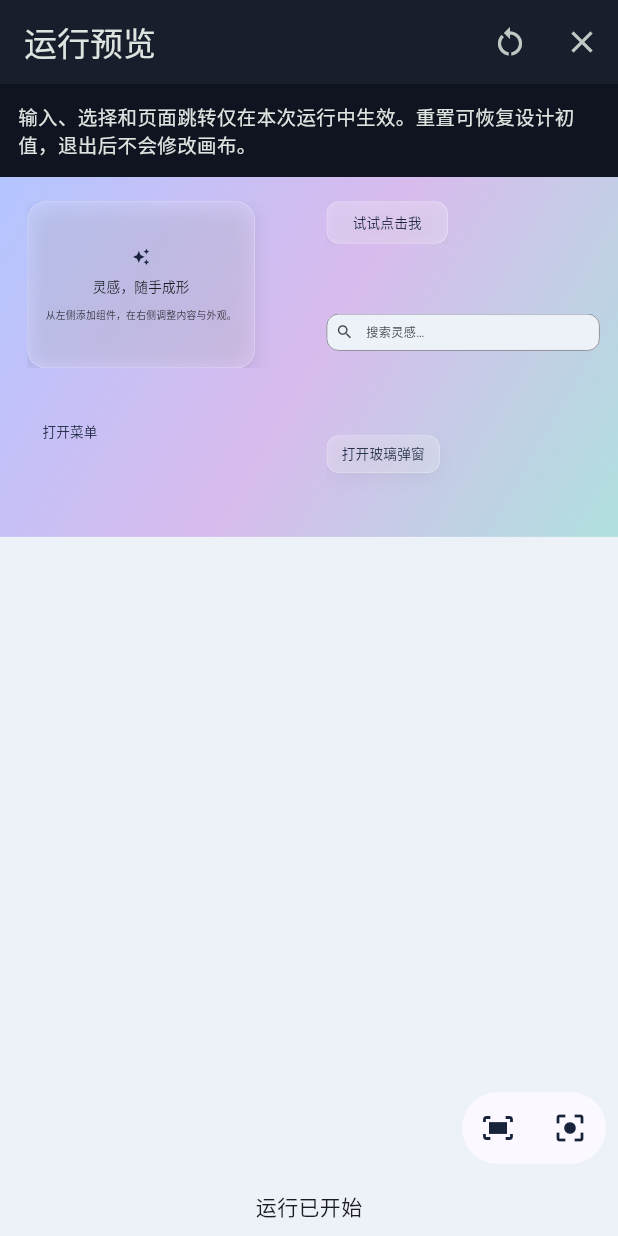
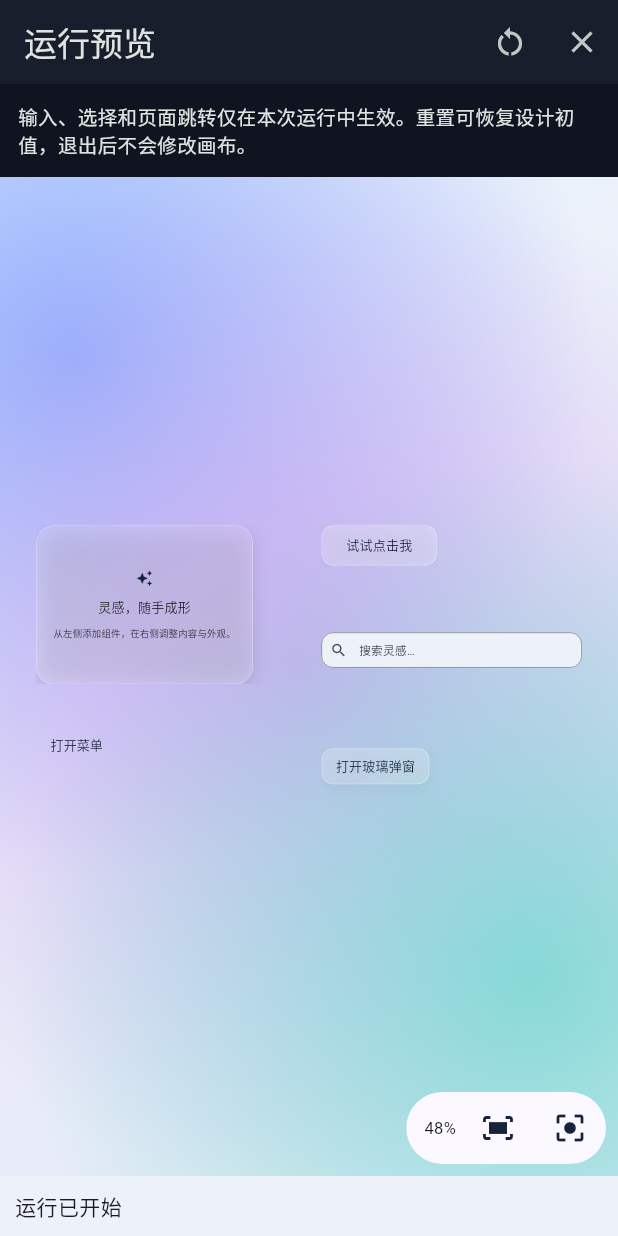
Before and after one commit to surface-user/Flutter_liquid_glass, a Flutter app: the screen it shows after launch, after a tap on the "play arrow" icon, on a phone screen of 412 x 824 dp. Run offline on Flutter 3.47's test engine with Material 3 defaults, Android fonts, the phone set to English and light mode, and no system bars; missing offline and left inert: dart:js_interop; Roboto replaces fonts that are missing (LabSans).

Commit message:
fix(deployment): fill and center the interactive run preview

```diff
--- a/deployment/component-lab-site/app/lib/workbench_preview.dart
+++ b/deployment/component-lab-site/app/lib/workbench_preview.dart
@@ -81,7 +81,7 @@ class _PreviewSessionState extends State<_PreviewSession> {
   final navigation = GlobalKey<NavigatorState>();
   final viewport = TransformationController();
   final revision = ValueNotifier(0);
-  bool fitted = false;
+  Size? fittedSize;
   String lastEvent = '运行已开始';
 
   @override
@@ -92,22 +92,42 @@ class _PreviewSessionState extends State<_PreviewSession> {
     super.dispose();
   }
 
-  Size get boardSize {
-    double width = 300, height = 200;
+  Rect get contentBounds {
+    Rect? bounds;
     for (final m in scene['modules'] as List) {
-      width = math.max(width, number(m['x']) + number(m['w']) + 24);
-      height = math.max(height, number(m['y']) + number(m['h']) + 24);
+      final rect = Rect.fromLTWH(
+        number(m['x']),
+        number(m['y']),
+        number(m['w']),
+        number(m['h']),
+      );
+      bounds = bounds == null ? rect : bounds.expandToInclude(rect);
     }
-    return Size(width, height);
+    return bounds ?? const Rect.fromLTWH(0, 0, 300, 200);
   }
 
-  void fit(Size available) {
-    final size = boardSize;
-    final scale = math
-        .min(available.width / size.width, available.height / size.height)
+  void fit(Size available, {bool original = false}) {
+    final bounds = contentBounds;
+    final scale = original
+        ? 1.0
+        : math
+              .min(
+                math.max(1, available.width - 48) / bounds.width,
+                math.max(1, available.height - 48) / bounds.height,
+              )
               .clamp(.1, 1.0)
               .toDouble();
-    viewport.value = Matrix4.diagonal3Values(scale, scale, 1);
+    viewport.value = Matrix4.diagonal3Values(scale, scale, scale)
+      ..setEntry(
+        0,
+        3,
+        (available.width - bounds.width * scale) / 2 - bounds.left * scale,
+      )
+      ..setEntry(
+        1,
+        3,
+        (available.height - bounds.height * scale) / 2 - bounds.top * scale,
+      );
   }
 
   Widget readableBoard(
@@ -186,97 +206,50 @@ class _PreviewSessionState extends State<_PreviewSession> {
                           Expanded(
                             child: LayoutBuilder(
                               builder: (context, limits) {
-                                if (!fitted) {
-                                  fitted = true;
+                                if (fittedSize != limits.biggest) {
+                                  fittedSize = limits.biggest;
                                   fit(limits.biggest);
                                 }
                                 final contrast = MediaQuery.highContrastOf(
                                   context,
                                 );
-                                final size = boardSize;
-                                return Stack(
-                                  children: [
-                                    Positioned.fill(
-                                      child: ColoredBox(
-                                        color: contrast
-                                            ? theme.brightness ==
-                                                      Brightness.dark
-                                                  ? const Color(0xff202a3c)
-                                                  : const Color(0xffedf1f8)
-                                            : theme.surfaceColor,
-                                        child: InteractiveViewer(
+                                final viewer = InteractiveViewer(
                                   key: const ValueKey('preview-canvas'),
                                   transformationController: viewport,
+                                  alignment: Alignment.topLeft,
                                   constrained: false,
                                   minScale: .1,
                                   maxScale: 2,
                                   boundaryMargin: const EdgeInsets.all(
-                                            40,
-                                          ),
-                                          child: DecoratedBox(
-                                            decoration: BoxDecoration(
-                                              color: contrast
-                                                  ? theme.brightness ==
-                                                            Brightness.dark
-                                                        ? const Color(
-                                                            0xff202a3c,
-                                                          )
-                                                        : const Color(
-                                                            0xffedf1f8,
-                                                          )
-                                                  : null,
-                                              gradient: contrast
-                                                  ? null
-                                                  : LinearGradient(
-                                                      colors:
-                                                          theme.brightness ==
-                                                              Brightness.dark
-                                                          ? [
-                                                              colors
-                                                                  .primaryContainer,
-                                                              colors
-                                                                  .tertiaryContainer,
-                                                              colors
-                                                                  .secondaryContainer,
-                                                            ]
-                                                          : const [
-                                                              Color(0xffb4c5ff),
-                                                              Color(0xffd8bbed),
-                                                              Color(0xffb0e0df),
-                                                            ],
-                                                      begin: Alignment.topLeft,
-                                                      end:
-                                                          Alignment.bottomRight,
-                                                    ),
+                                    double.infinity,
                                   ),
                                   child: SizedBox(
-                                              width: size.width,
-                                              height: size.height,
+                                    width: 1200,
+                                    height: 1200,
                                     child: Stack(
                                       clipBehavior: Clip.hardEdge,
                                       children: [
-                                                  if ((scene['modules'] as List)
-                                                      .isEmpty)
-                                                    const Center(
-                                                      child: Text(
-                                                        '画布中还没有可运行的内容',
+                                        if ((scene['modules'] as List).isEmpty)
+                                          Positioned.fromRect(
+                                            rect: contentBounds,
+                                            child: const Center(
+                                              child: Text('画布中还没有可运行的内容'),
                                             ),
                                           ),
                                         for (final m
-                                                      in scene['modules']
-                                                          as List)
+                                            in scene['modules'] as List)
                                           Positioned(
                                             left: number(m['x']),
                                             top: number(m['y']),
                                             width: number(m['w']),
                                             height: number(m['h']),
                                             child: ClipRect(
+                                              key: ValueKey(
+                                                'preview-node-${m['id']}',
+                                              ),
                                               child: moduleView(
                                                 runtime,
-                                                          Map<
-                                                            String,
-                                                            dynamic
-                                                          >.from(m),
+                                                Map<String, dynamic>.from(m),
                                                 boardContext,
                                                 '运行/${m['id']}/root',
                                               ),
@@ -285,8 +258,27 @@ class _PreviewSessionState extends State<_PreviewSession> {
                                       ],
                                     ),
                                   ),
+                                );
+                                return Stack(
+                                  children: [
+                                    Positioned.fill(
+                                      child: contrast
+                                          ? ColoredBox(
+                                              key: const ValueKey(
+                                                'preview-backdrop',
                                               ),
+                                              color:
+                                                  theme.brightness ==
+                                                      Brightness.dark
+                                                  ? const Color(0xff202a3c)
+                                                  : const Color(0xffedf1f8),
+                                              child: viewer,
+                                            )
+                                          : GlassBackdrop(
+                                              key: const ValueKey(
+                                                'preview-backdrop',
                                               ),
+                                              child: viewer,
                                             ),
                                     ),
                                     Positioned(
@@ -295,8 +287,24 @@ class _PreviewSessionState extends State<_PreviewSession> {
                                       child: Material(
                                         color: colors.surface,
                                         borderRadius: BorderRadius.circular(24),
-                                        child: Wrap(
+                                        child: Row(
+                                          mainAxisSize: MainAxisSize.min,
                                           children: [
+                                            Padding(
+                                              padding: const EdgeInsets.only(
+                                                left: 12,
+                                                right: 4,
+                                              ),
+                                              child: ValueListenableBuilder<Matrix4>(
+                                                valueListenable: viewport,
+                                                builder: (_, matrix, _) => Text(
+                                                  '${(matrix.getMaxScaleOnAxis() * 100).round()}%',
+                                                  style: const TextStyle(
+                                                    fontSize: 11,
+                                                  ),
+                                                ),
+                                              ),
+                                            ),
                                             IconButton(
                                               tooltip: '适应画面',
                                               onPressed: () =>
@@ -307,8 +315,10 @@ class _PreviewSessionState extends State<_PreviewSession> {
                                             ),
                                             IconButton(
                                               tooltip: '原始大小',
-                                              onPressed: () => viewport.value =
-                                                  Matrix4.identity(),
+                                              onPressed: () => fit(
+                                                limits.biggest,
+                                                original: true,
+                                              ),
                                               icon: const Icon(
                                                 Icons.center_focus_strong,
                                               ),
@@ -326,11 +336,17 @@ class _PreviewSessionState extends State<_PreviewSession> {
                             padding: const EdgeInsets.all(10),
                             child: Semantics(
                               liveRegion: true,
+                              child: Align(
+                                alignment: Alignment.centerLeft,
+                                child: Tooltip(
+                                  message: lastEvent,
                                   child: Text(
                                     lastEvent,
                                     key: const ValueKey('preview-event'),
-                                maxLines: 2,
+                                    maxLines: 1,
                                     overflow: TextOverflow.ellipsis,
+                                  ),
+                                ),
                               ),
                             ),
                           ),
```
Also changed, not shown: 1 other file. Lines whose indentation alone changed are shown as unchanged.
